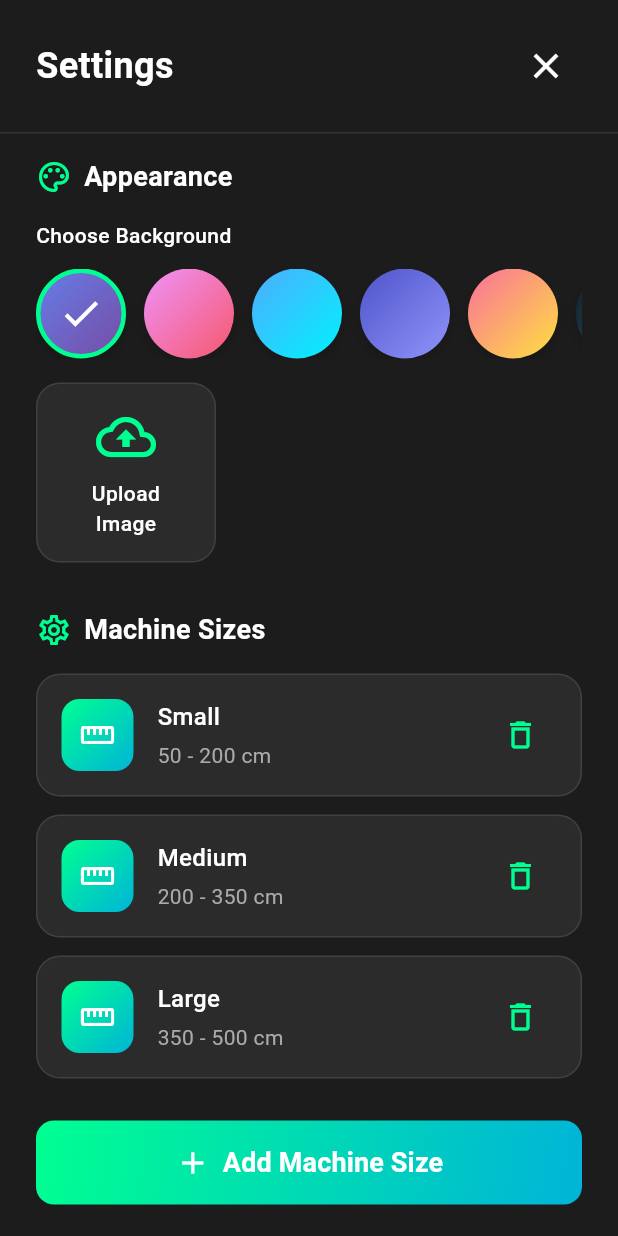
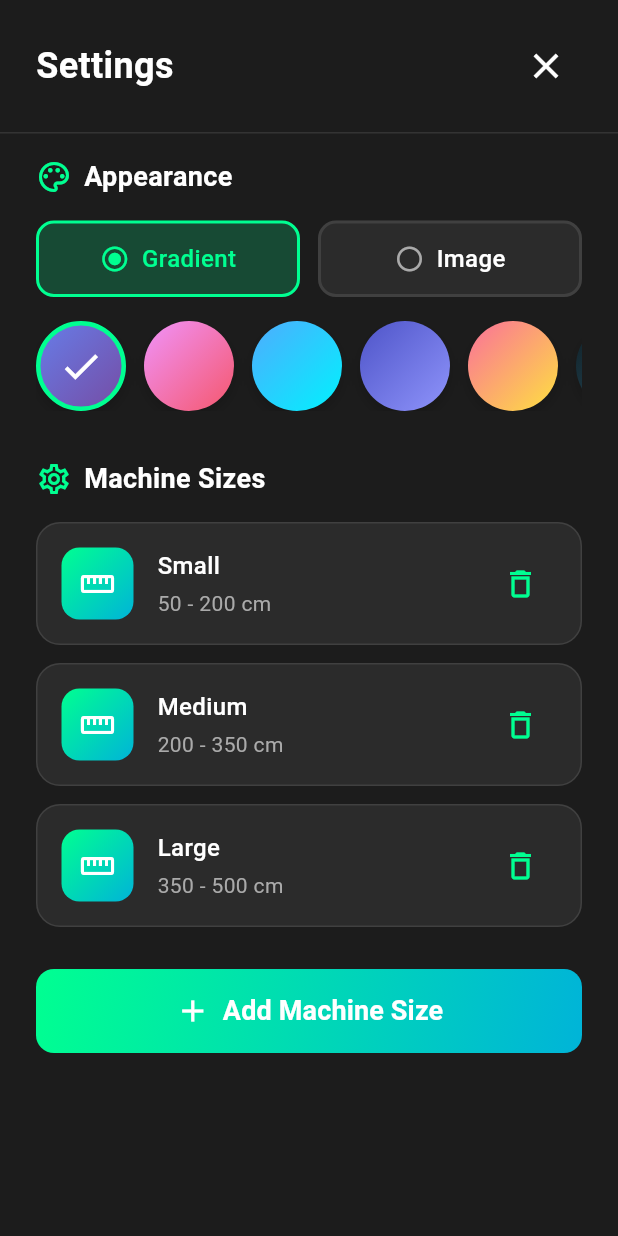
Before and after one commit to assem2023-habib/Cut-Optimizer_mobile_app, a Flutter app: the screen it shows after launch, after a tap on the "settings" icon, on a phone screen of 412 x 824 dp. Run offline on Flutter 3.47's test engine with Material 3 defaults, Android fonts, the phone set to English and light mode, and no system bars; our stand-ins replace file_picker, image_picker, open_file, share_plus; missing offline and left inert: excel, syncfusion_flutter_xlsio, universal_html; Roboto replaces fonts that are missing (Arial, Segoe UI).

Commit message:
make a radio button for chose background color

```diff
--- a/lib/features/settings/screens/settings_screen.dart
+++ b/lib/features/settings/screens/settings_screen.dart
@@ -50,6 +50,19 @@ class _SettingsScreenState extends State<SettingsScreen> {
   void _selectGradient(String gradientId) {
     setState(() {
       _config.backgroundImage = gradientId;
+      _config.backgroundType = BackgroundType.gradient;
+    });
+    _saveConfig();
+  }
+
+  void _setBackgroundType(BackgroundType type) {
+    setState(() {
+      _config.backgroundType = type;
+      // If switching to gradient and current background is a file path, set default gradient
+      if (type == BackgroundType.gradient &&
+          !_config.backgroundImage.startsWith('gradient_')) {
+        _config.backgroundImage = 'gradient_blue_purple';
+      }
     });
     _saveConfig();
   }
@@ -93,8 +106,12 @@ class _SettingsScreenState extends State<SettingsScreen> {
 
         await File(image.path).copy(savedPath);
 
+        // Delete old background images
+        await BackgroundService.deleteOldBackgroundImages(savedPath);
+
         setState(() {
           _config.backgroundImage = savedPath;
+          _config.backgroundType = BackgroundType.image;
         });
         _saveConfig();
 
@@ -192,12 +209,104 @@ class _SettingsScreenState extends State<SettingsScreen> {
           ],
         ),
         SizedBox(height: 16),
-        // Subsection title
+        // Radio buttons for background type
+        Row(
+          children: [
+            Expanded(
+              child: GestureDetector(
+                onTap: () => _setBackgroundType(BackgroundType.gradient),
+                child: Container(
+                  padding: EdgeInsets.symmetric(vertical: 12, horizontal: 16),
+                  decoration: BoxDecoration(
+                    color: _config.backgroundType == BackgroundType.gradient
+                        ? SettingsTheme.neonGreen.withOpacity(0.2)
+                        : SettingsTheme.lightGlass,
+                    borderRadius: BorderRadius.circular(12),
+                    border: Border.all(
+                      color: _config.backgroundType == BackgroundType.gradient
+                          ? SettingsTheme.neonGreen
+                          : Colors.white.withOpacity(0.1),
+                      width: 2,
+                    ),
+                  ),
+                  child: Row(
+                    mainAxisAlignment: MainAxisAlignment.center,
+                    children: [
+                      Icon(
+                        _config.backgroundType == BackgroundType.gradient
+                            ? Icons.radio_button_checked
+                            : Icons.radio_button_unchecked,
+                        color: _config.backgroundType == BackgroundType.gradient
+                            ? SettingsTheme.neonGreen
+                            : SettingsTheme.textGrey,
+                        size: 20,
+                      ),
+                      SizedBox(width: 8),
                       Text(
-          'Choose Background',
-          style: SettingsTheme.cardText.copyWith(fontSize: 14),
+                        'Gradient',
+                        style: SettingsTheme.cardText.copyWith(
+                          fontSize: 16,
+                          color:
+                              _config.backgroundType == BackgroundType.gradient
+                              ? SettingsTheme.neonGreen
+                              : SettingsTheme.textWhite,
                         ),
-        SizedBox(height: 12),
+                      ),
+                    ],
+                  ),
+                ),
+              ),
+            ),
+            SizedBox(width: 12),
+            Expanded(
+              child: GestureDetector(
+                onTap: () => _setBackgroundType(BackgroundType.image),
+                child: Container(
+                  padding: EdgeInsets.symmetric(vertical: 12, horizontal: 16),
+                  decoration: BoxDecoration(
+                    color: _config.backgroundType == BackgroundType.image
+                        ? SettingsTheme.neonGreen.withOpacity(0.2)
+                        : SettingsTheme.lightGlass,
+                    borderRadius: BorderRadius.circular(12),
+                    border: Border.all(
+                      color: _config.backgroundType == BackgroundType.image
+                          ? SettingsTheme.neonGreen
+                          : Colors.white.withOpacity(0.1),
+                      width: 2,
+                    ),
+                  ),
+                  child: Row(
+                    mainAxisAlignment: MainAxisAlignment.center,
+                    children: [
+                      Icon(
+                        _config.backgroundType == BackgroundType.image
+                            ? Icons.radio_button_checked
+                            : Icons.radio_button_unchecked,
+                        color: _config.backgroundType == BackgroundType.image
+                            ? SettingsTheme.neonGreen
+                            : SettingsTheme.textGrey,
+                        size: 20,
+                      ),
+                      SizedBox(width: 8),
+                      Text(
+                        'Image',
+                        style: SettingsTheme.cardText.copyWith(
+                          fontSize: 16,
+                          color: _config.backgroundType == BackgroundType.image
+                              ? SettingsTheme.neonGreen
+                              : SettingsTheme.textWhite,
+                        ),
+                      ),
+                    ],
+                  ),
+                ),
+              ),
+            ),
+          ],
+        ),
+        SizedBox(height: 16),
+        // Conditional rendering based on background type
+        if (_config.backgroundType == BackgroundType.gradient)
           // Gradient options
           SingleChildScrollView(
             scrollDirection: Axis.horizontal,
@@ -210,8 +319,8 @@ class _SettingsScreenState extends State<SettingsScreen> {
                 );
               }).toList(),
             ),
-        ),
-        SizedBox(height: 16),
+          )
+        else
           // Upload image button
           GestureDetector(
             onTap: _uploadImage,
--- a/lib/models/config.dart
+++ b/lib/models/config.dart
@@ -1,4 +1,6 @@
 import '../core/enums.dart';
+
+enum BackgroundType { gradient, image }
 
 class MachineSize {
   final String name;
@@ -35,6 +37,7 @@ class Config {
   bool allowSplitRows;
   String theme;
   String backgroundImage;
+  BackgroundType backgroundType;
   List<MachineSize> machineSizes;
   GroupingMode selectedMode;
   SortType selectedSortType;
@@ -50,6 +53,7 @@ class Config {
     required this.allowSplitRows,
     required this.theme,
     required this.backgroundImage,
+    required this.backgroundType,
     required this.machineSizes,
     required this.selectedMode,
     required this.selectedSortType,
@@ -67,6 +71,9 @@ class Config {
       allowSplitRows: json['allow_split_rows'] as bool,
       theme: json['theme'] as String,
       backgroundImage: json['background_image'] as String,
+      backgroundType: _parseBackgroundType(
+        json['background_type'] as String? ?? 'gradient',
+      ),
       machineSizes: (json['machine_sizes'] as List<dynamic>? ?? [])
           .map((e) => MachineSize.fromJson(e as Map<String, dynamic>))
           .toList(),
@@ -87,10 +94,31 @@ class Config {
       'allow_split_rows': allowSplitRows,
       'theme': theme,
       'background_image': backgroundImage,
+      'background_type': _backgroundTypeToString(backgroundType),
       'machine_sizes': machineSizes.map((e) => e.toJson()).toList(),
       'selected_mode': _groupingModeToString(selectedMode),
       'selected_sort_type': _sortTypeToString(selectedSortType),
     };
+  }
+
+  static BackgroundType _parseBackgroundType(String value) {
+    switch (value) {
+      case 'gradient':
+        return BackgroundType.gradient;
+      case 'image':
+        return BackgroundType.image;
+      default:
+        return BackgroundType.gradient;
+    }
+  }
+
+  static String _backgroundTypeToString(BackgroundType type) {
+    switch (type) {
+      case BackgroundType.gradient:
+        return 'gradient';
+      case BackgroundType.image:
+        return 'image';
+    }
   }
 
   static GroupingMode _parseGroupingMode(String value) {
@@ -149,6 +177,7 @@ class Config {
       allowSplitRows: true,
       theme: "dark",
       backgroundImage: "gradient_blue_purple",
+      backgroundType: BackgroundType.gradient,
       machineSizes: [
         MachineSize(name: 'Small', minWidth: 50, maxWidth: 200),
         MachineSize(name: 'Medium', minWidth: 200, maxWidth: 350),
--- a/lib/services/background_service.dart
+++ b/lib/services/background_service.dart
@@ -1,5 +1,6 @@
 import 'package:flutter/material.dart';
 import 'dart:io';
+import 'package:path_provider/path_provider.dart';
 
 class BackgroundService {
   // Preset gradient backgrounds
@@ -65,6 +66,33 @@ class BackgroundService {
       ),
     );
   }
+
+  static Future<void> deleteOldBackgroundImages(String currentImagePath) async {
+    try {
+      final directory = await getApplicationDocumentsDirectory();
+      final dir = Directory(directory.path);
+
+      // List all files in the directory
+      final files = dir.listSync();
+
+      for (var file in files) {
+        if (file is File) {
+          final fileName = file.path.split(Platform.pathSeparator).last;
+          // Check if it's a background image file and not the current one
+          if (fileName.startsWith('background_') &&
+              (fileName.endsWith('.jpg') ||
+                  fileName.endsWith('.jpeg') ||
+                  fileName.endsWith('.png')) &&
+              file.path != currentImagePath) {
+            await file.delete();
+            print('Deleted old background: ${file.path}');
+          }
+        }
+      }
+    } catch (e) {
+      print('Error deleting old background images: $e');
+    }
+  }
 }
 
 class BackgroundGradient {
```
Lines whose indentation alone changed are shown as unchanged.
